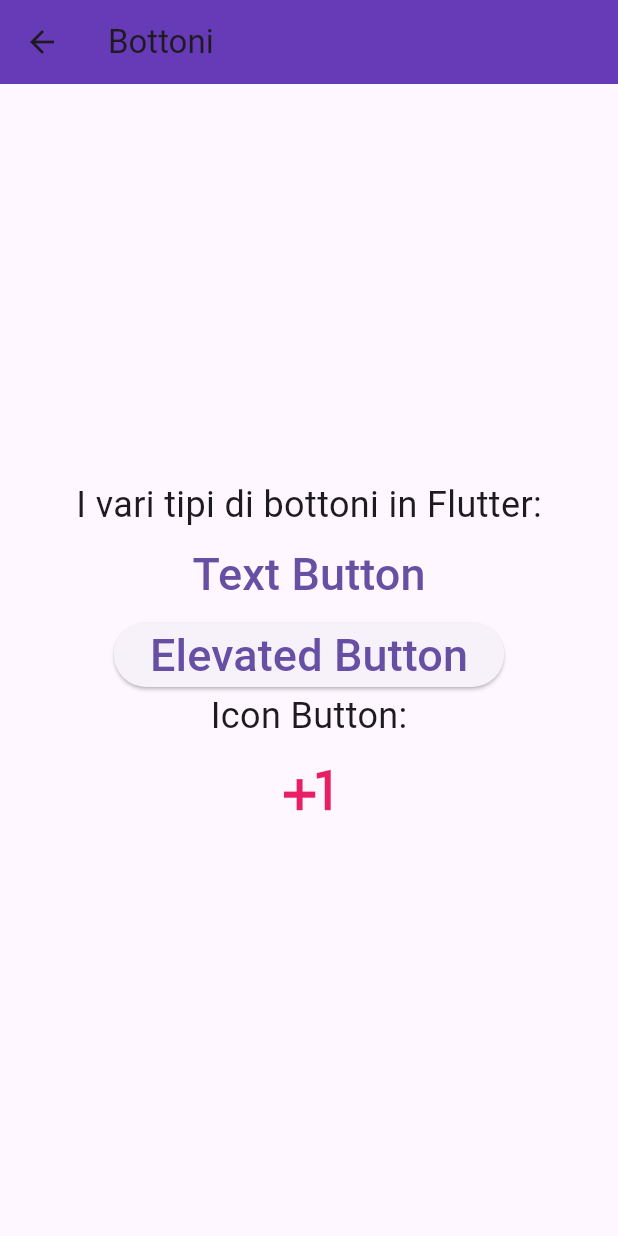
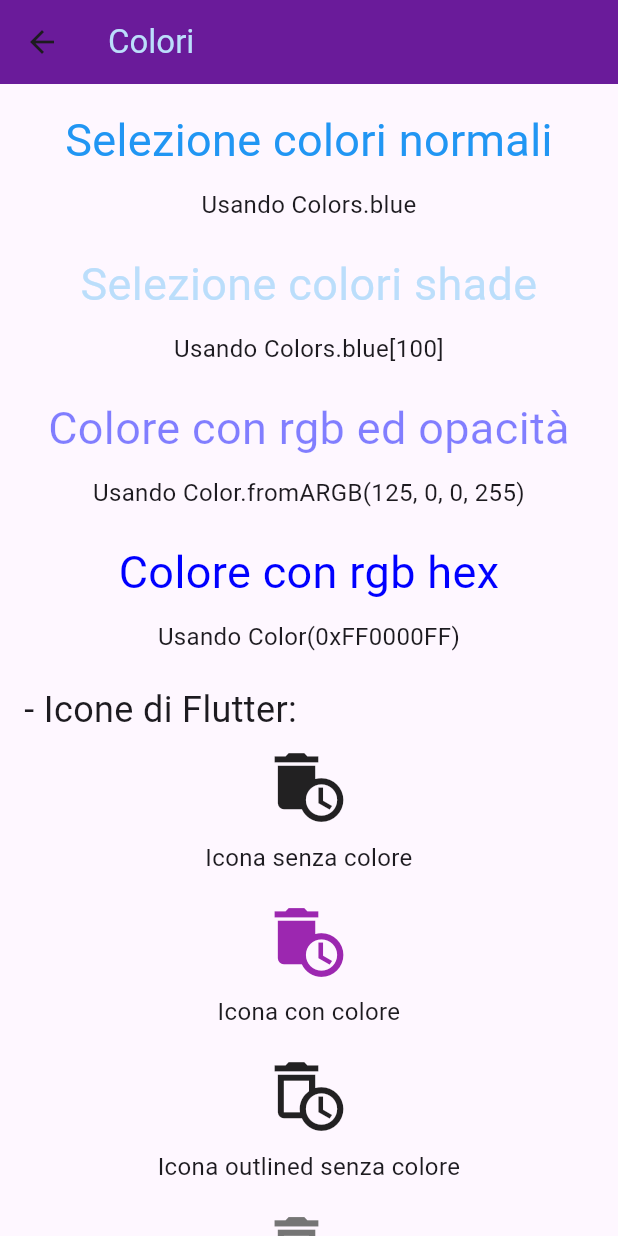
Before and after one commit to TheDollMaster98/flutter_tutorial, a Flutter app: the screen it shows after launch, after a tap on "Tutorial 4: Colori", on a phone screen of 412 x 824 dp. Run offline on Flutter 3.47's test engine with Material 3 defaults, Android fonts, the phone set to English and light mode, and no system bars; missing offline and left inert: intro_flutter_0.

Commit message:
Aggiunti i colori

```diff
--- a/lib/app.dart
+++ b/lib/app.dart
@@ -2,6 +2,7 @@
 import 'package:flutter/material.dart';
 import 'package:flutter_tutorial/tutorial_1_stateless/tutorial_1.dart';
 import 'package:flutter_tutorial/tutorial_3_buttons/tutorial_3.dart';
+import 'package:flutter_tutorial/tutorial_4_colors/tutorial_4.dart';
 import 'home_page.dart';
 import 'tutorial_0_intro/tutorial_0.dart';
 import 'tutorial_2_stateful/tutorial_2.dart';
@@ -19,23 +20,21 @@ class CompleteFlutterTutorialApp extends StatelessWidget {
           backgroundColor: Colors.deepPurple,
         ),
         textTheme: const TextTheme(
-          bodyMedium: TextStyle(fontSize: 16.0),
+          bodyMedium: TextStyle(fontSize: 18.0),
         ),
       ),
       home: const HomePage(),
       routes: {
         '/tutorial_0': (context) => const Tutorial0(),
         '/tutorial_1': (context) => const Tutorial1(
-          "Componente a cui non cambia lo stato.",
-          12,
-          word2: "Valore a caso.",
-          style: TextStyle(
-              fontSize: 30,
-              color: Colors.pinkAccent
-          ),
-        ),
+              "Componente a cui non cambia lo stato.",
+              12,
+              word2: "Valore a caso.",
+              style: TextStyle(fontSize: 30, color: Colors.pinkAccent),
+            ),
         '/tutorial_2': (context) => const Tutorial2(20),
         '/tutorial_3': (context) => Tutorial3(),
+        '/tutorial_4': (context) => Tutorial4(),
         // Aggiungi le rotte per gli altri tutorial qui...
       },
     );
--- a/lib/home_page.dart
+++ b/lib/home_page.dart
@@ -20,8 +20,7 @@ class HomePage extends StatelessWidget {
           ListTile(
             title: const Text('Tutorial 1: Stateless Component'),
             onTap: () {
-              Navigator.pushNamed(
-                  context, '/tutorial_1');
+              Navigator.pushNamed(context, '/tutorial_1');
             },
           ),
           ListTile(
@@ -39,7 +38,7 @@ class HomePage extends StatelessWidget {
           ListTile(
             title: const Text('Tutorial 4: Colori'),
             onTap: () {
-              Navigator.pushNamed(context, '/tutorial_3');
+              Navigator.pushNamed(context, '/tutorial_4');
             },
           ),
           // Aggiungi altre voci di tutorial qui...
--- a/lib/tutorial_3_buttons/tutorial_3.dart
+++ b/lib/tutorial_3_buttons/tutorial_3.dart
@@ -22,8 +22,16 @@ class Tutorial3 extends StatelessWidget {
         // MainAxisAlignment.center posiziona i figli il più vicino possibile al centro lungo l'asse verticale.
         mainAxisAlignment: MainAxisAlignment.center,
         children: [
-      const Text("I vari tipi di bottoni in Flutter:", style: TextStyle(fontSize: 24),),
-      // TextButton è un tipo di pulsante che mostra il testo che descrive l'azione che verrà eseguita quando il pulsante viene premuto.
+          const Text(
+            "I vari tipi di bottoni in Flutter:",
+            style: TextStyle(fontSize: 24),
+          ),
+          const SizedBox(height: 20),
+          const Text(
+            "TextButton: mostra un testo che descrive l'azione.",
+            textAlign: TextAlign.center,
+            style: TextStyle(fontSize: 16),
+          ),
           TextButton(
             onPressed: onButtonPressed,
             child: const Text(
@@ -31,7 +39,12 @@ class Tutorial3 extends StatelessWidget {
               style: TextStyle(fontSize: 30),
             ),
           ),
-      // ElevatedButton è un tipo di pulsante Material Design che contiene inchiostro splash e ombreggiatura.
+          const SizedBox(height: 20),
+          const Text(
+            "ElevatedButton: pulsante con inchiostro splash e ombreggiatura.",
+            textAlign: TextAlign.center,
+            style: TextStyle(fontSize: 16),
+          ),
           ElevatedButton(
             onPressed: onButtonPressed,
             child: const Text(
@@ -39,8 +52,12 @@ class Tutorial3 extends StatelessWidget {
               style: TextStyle(fontSize: 30),
             ),
           ),
-      const Text('Icon Button:', style: TextStyle(fontSize: 24),),
-      // IconButton è un tipo di pulsante che contiene un'icona senza testo che descrive l'azione che verrà eseguita quando il pulsante viene premuto.
+          const SizedBox(height: 20),
+          const Text(
+            "IconButton: pulsante con un'icona senza testo.",
+            textAlign: TextAlign.center,
+            style: TextStyle(fontSize: 16),
+          ),
           IconButton(
             onPressed: onButtonPressed,
             icon: const Icon(Icons.plus_one, size: 50, color: Colors.pink),
--- /dev/null
+++ b/lib/tutorial_4_colors/tutorial_4.dart
@@ -0,0 +1,134 @@
+import 'package:flutter/material.dart';
+
+class Tutorial4 extends StatelessWidget {
+  // Questo è un metodo che viene chiamato quando il pulsante viene premuto.
+  void onButtonPressed() {
+    print("Pressed");
+  }
+
+  @override
+  Widget build(BuildContext context) {
+    return Scaffold(
+      appBar: AppBar(
+        // Metodo 1 per la selezione dei colori: utilizzo di un colore predefinito con una tonalità specifica.
+        backgroundColor: Colors.purple.shade800,
+        title: Text(
+          'Colori',
+          style: TextStyle(
+            // Metodo 2 per la selezione dei colori: utilizzo di un colore predefinito con una tonalità specifica.
+            color: Colors.blue[100],
+          ),
+        ),
+      ),
+      body: Center(child: body()),
+    );
+  }
+
+  Widget body() => ListView(
+        // Imposta mainAxisAlignment su MainAxisAlignment.center per centrare i figli lungo l'asse verticale.
+        padding: const EdgeInsets.all(16.0),
+        children: <Widget>[
+          const Text(
+            'Selezione colori normali',
+            textAlign: TextAlign.center,
+            style: TextStyle(
+              // Metodo 3 per la selezione dei colori: utilizzo di un colore predefinito.
+              color: Colors.blue,
+              fontSize: 30,
+            ),
+          ),
+          const SizedBox(height: 10),
+          const Text(
+            'Usando Colors.blue',
+            textAlign: TextAlign.center,
+            style: TextStyle(fontSize: 16),
+          ),
+          const SizedBox(height: 20),
+          Text(
+            'Selezione colori shade',
+            textAlign: TextAlign.center,
+            style: TextStyle(
+              // Metodo 4 per la selezione dei colori: utilizzo di un colore predefinito con una tonalità specifica.
+              color: Colors.blue[100],
+              fontSize: 30,
+            ),
+          ),
+          const SizedBox(height: 10),
+          const Text(
+            'Usando Colors.blue[100]',
+            textAlign: TextAlign.center,
+            style: TextStyle(fontSize: 16),
+          ),
+          const SizedBox(height: 20),
+          const Text(
+            'Colore con rgb ed opacità',
+            textAlign: TextAlign.center,
+            style: TextStyle(
+              // Metodo 5 per la selezione dei colori: utilizzo del metodo Color.fromARGB per creare un colore specificando i valori Alpha, Red, Green e Blue.
+              color: Color.fromARGB(125, 0, 0, 255),
+              fontSize: 30,
+            ),
+          ),
+          const SizedBox(height: 10),
+          const Text(
+            'Usando Color.fromARGB(125, 0, 0, 255)',
+            textAlign: TextAlign.center,
+            style: TextStyle(fontSize: 16),
+          ),
+          const SizedBox(height: 20),
+          const Text(
+            'Colore con rgb hex',
+            textAlign: TextAlign.center,
+            style: TextStyle(
+              // Metodo 6 per la selezione dei colori: utilizzo del metodo Color per creare un colore specificando un valore esadecimale.
+              color: Color(0xFF0000FF),
+              fontSize: 30,
+            ),
+          ),
+          const SizedBox(height: 10),
+          const Text(
+            'Usando Color(0xFF0000FF)',
+            textAlign: TextAlign.center,
+            style: TextStyle(fontSize: 16),
+          ),
+          const SizedBox(height: 20),
+          const Text(
+            '- Icone di Flutter:',
+            style: TextStyle(fontSize: 24),
+          ),
+          const SizedBox(height: 10),
+          const Icon(Icons.auto_delete, size: 50),
+          const SizedBox(height: 10),
+          const Text(
+            'Icona senza colore',
+            textAlign: TextAlign.center,
+            style: TextStyle(fontSize: 16),
+          ),
+          const SizedBox(height: 20),
+          const Icon(Icons.auto_delete, size: 50, color: Colors.purple),
+          const SizedBox(height: 10),
+          const Text(
+            'Icona con colore',
+            textAlign: TextAlign.center,
+            style: TextStyle(fontSize: 16),
+          ),
+          const SizedBox(height: 20),
+          const Icon(Icons.auto_delete_outlined, size: 50),
+          const SizedBox(height: 10),
+          const Text(
+            'Icona outlined senza colore',
+            textAlign: TextAlign.center,
+            style: TextStyle(fontSize: 16),
+          ),
+          const SizedBox(height: 20),
+          Icon(Icons.auto_delete_outlined,
+              size: 50, color: Colors.grey.shade600),
+          const SizedBox(height: 10),
+          const Text(
+            'Icona outlined con colore',
+            textAlign: TextAlign.center,
+            style: TextStyle(fontSize: 16),
+          ),
+        ],
+      );
+}
```
Lines whose indentation alone changed are shown as unchanged.
